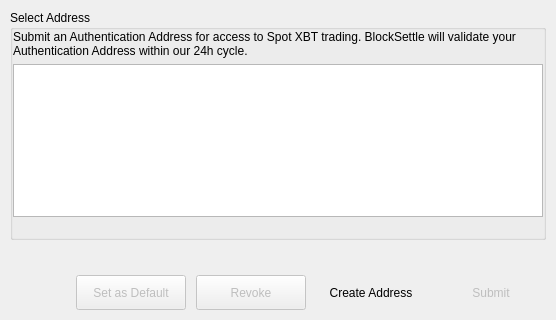
The window that BlockSettleUILib/AuthAddressDialog.ui (BlockSettle/terminal) describes before a commit, drawn with Qt 5.
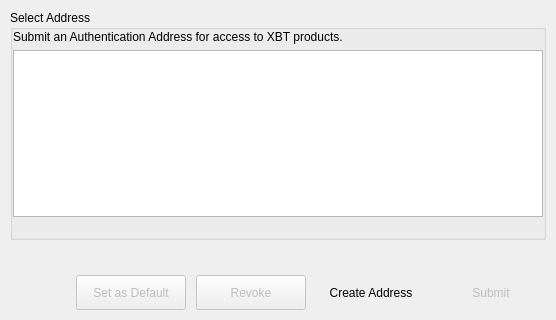
The same window after the commit. Icons and pictures are not drawn.

Commit message: BST-2649 copy

What changed in the file:
```diff
--- a/BlockSettleUILib/AuthAddressDialog.ui
+++ b/BlockSettleUILib/AuthAddressDialog.ui
@@ -102,7 +102,7 @@
             </sizepolicy>
            </property>
            <property name="text">
-            <string>Submit an Authentication Address for access to Spot XBT trading. BlockSettle will validate your Authentication Address within our 24h cycle.</string>
+            <string>Submit an Authentication Address for access to XBT products.</string>
            </property>
            <property name="textFormat">
             <enum>Qt::PlainText</enum>
```
